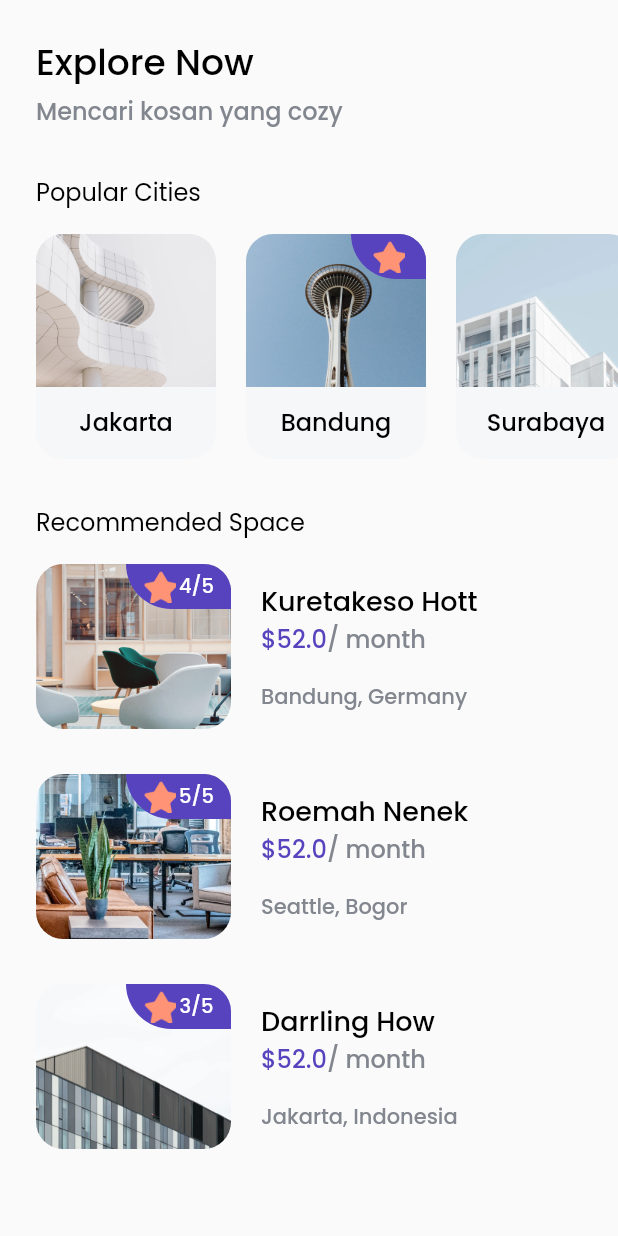
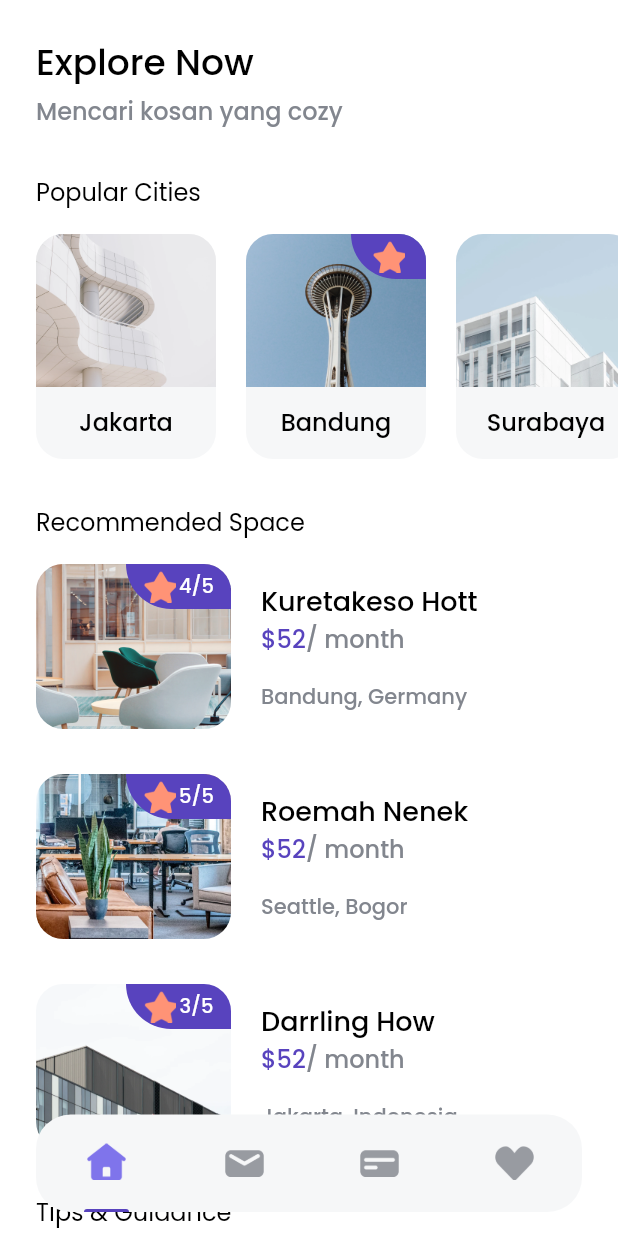
Before and after one commit to raeiverse/cozy_house, a Flutter app: the screen it shows after launch, after a tap on "Explore Now", on a phone screen of 412 x 824 dp. Run offline on Flutter 3.47's test engine with Material 2 defaults, Android fonts, the phone set to English and light mode, and no system bars; our stand-ins replace google_fonts.

Commit message:
Updated 07/06/2023

```diff
--- a/lib/models/space.dart
+++ b/lib/models/space.dart
@@ -2,7 +2,7 @@ class Space {
   int id;
   String name;
   String imageUrl;
-  double price;
+  int price;
   String city;
   String country;
   int rating;
--- /dev/null
+++ b/lib/models/tips.dart
@@ -0,0 +1,13 @@
+class Tips {
+  int id;
+  String title;
+  String imageUrl;
+  String updatedAt;
+
+  Tips({
+    required this.id,
+    required this.title,
+    required this.imageUrl,
+    required this.updatedAt,
+  });
+}
--- a/lib/pages/homepage.dart
+++ b/lib/pages/homepage.dart
@@ -1,8 +1,11 @@
 import 'package:cozy_house/models/city.dart';
 import 'package:cozy_house/models/space.dart';
+import 'package:cozy_house/models/tips.dart';
 import 'package:cozy_house/theme.dart';
+import 'package:cozy_house/widgets/buttonnavbaritem.dart';
 import 'package:cozy_house/widgets/citycard.dart';
 import 'package:cozy_house/widgets/spacecard.dart';
+import 'package:cozy_house/widgets/tipscard.dart';
 import 'package:flutter/material.dart';
 
 class HomePage extends StatelessWidget {
@@ -11,6 +14,7 @@ class HomePage extends StatelessWidget {
   @override
   Widget build(BuildContext context) {
     return Scaffold(
+      backgroundColor: WhiteColor,
       body: SafeArea(
         bottom: false,
         child: ListView(
@@ -134,9 +138,81 @@ class HomePage extends StatelessWidget {
                 ],
               ),
             ),
+            SizedBox(height: 30),
+            // TIPS AND GUIDANCE ===>
+            Padding(
+              padding: EdgeInsets.only(left: edge),
+              child: Text(
+                'Tips & Guidance',
+                style: RegularTextStyle.copyWith(
+                  fontSize: 16,
+                ),
+              ),
+            ),
+            SizedBox(height: 16),
+            Padding(
+              padding: EdgeInsets.only(
+                left: edge,
+                right: edge,
+                bottom: edge,
+              ),
+              child: Column(
+                children: [
+                  TipsCard(
+                    Tips(
+                      id: 1,
+                      title: 'City Guideliness',
+                      imageUrl: 'assets/images/tips_1.png',
+                      updatedAt: 'Updated 20 Apr',
+                    ),
+                  ),
+                  TipsCard(
+                    Tips(
+                      id: 2,
+                      title: 'Jakarta Fairship',
+                      imageUrl: 'assets/images/tips_2.png',
+                      updatedAt: 'Updated 11 Dec',
+                    ),
+                  ),
+                ],
+              ),
+            ),
+            SizedBox(height: 50),
           ],
         ),
       ),
+      floatingActionButton: // BUTTON NAVIGATION ===>
+          Container(
+        height: 65,
+        width: MediaQuery.of(context).size.width - (2 * edge),
+        margin: EdgeInsets.symmetric(horizontal: edge),
+        decoration: BoxDecoration(
+          color: Color(0xffF6F7F8),
+          borderRadius: BorderRadius.circular(23),
+        ),
+        child: Row(
+          mainAxisAlignment: MainAxisAlignment.spaceAround,
+          children: [
+            ButtonNavbarItem(
+              'assets/images/icon_home.png',
+              true,
+            ),
+            ButtonNavbarItem(
+              'assets/images/icon_mail.png',
+              false,
+            ),
+            ButtonNavbarItem(
+              'assets/images/icon_card.png',
+              false,
+            ),
+            ButtonNavbarItem(
+              'assets/images/icon_love.png',
+              false,
+            ),
+          ],
+        ),
+      ),
+      floatingActionButtonLocation: FloatingActionButtonLocation.centerFloat,
     );
   }
 }
--- a/lib/pages/splashpage.dart
+++ b/lib/pages/splashpage.dart
@@ -8,6 +8,7 @@ class SplashPage extends StatelessWidget {
   @override
   Widget build(BuildContext context) {
     return Scaffold(
+      backgroundColor: WhiteColor,
       body: SafeArea(
         bottom: false,
         child: Stack(
--- /dev/null
+++ b/lib/widgets/buttonnavbaritem.dart
@@ -0,0 +1,35 @@
+import 'package:cozy_house/theme.dart';
+import 'package:flutter/material.dart';
+
+class ButtonNavbarItem extends StatelessWidget {
+  final String imageUrl;
+  final bool isActive;
+  ButtonNavbarItem(this.imageUrl, this.isActive);
+
+  @override
+  Widget build(BuildContext context) {
+    return Column(
+      children: [
+        Spacer(),
+        Image.asset(
+          this.imageUrl,
+          width: 26,
+          height: 26,
+        ),
+        Spacer(),
+        isActive
+            ? Container(
+                width: 30,
+                height: 2,
+                decoration: BoxDecoration(
+                  color: PurpleColor,
+                  borderRadius: BorderRadius.vertical(
+                    top: Radius.circular(1000),
+                  ),
+                ),
+              )
+            : Container(),
+      ],
+    );
+  }
+}
--- a/lib/widgets/spacecard.dart
+++ b/lib/widgets/spacecard.dart
@@ -1,4 +1,5 @@
 import 'package:cozy_house/models/space.dart';
+import 'package:cozy_house/pages/detailpage.dart';
 import 'package:flutter/material.dart';
 
 import '../theme.dart';
@@ -9,7 +10,16 @@ class SpaceCard extends StatelessWidget {
 
   @override
   Widget build(BuildContext context) {
-    return Row(
+    return InkWell(
+      onTap: () {
+        Navigator.push(
+          context,
+          MaterialPageRoute(
+            builder: (context) => DetailPage(),
+          ),
+        );
+      },
+      child: Row(
         children: [
           ClipRRect(
             borderRadius: BorderRadius.all(
@@ -96,6 +106,7 @@ class SpaceCard extends StatelessWidget {
             ],
           ),
         ],
+      ),
     );
   }
 }
--- /dev/null
+++ b/lib/widgets/tipscard.dart
@@ -0,0 +1,51 @@
+import 'package:cozy_house/models/tips.dart';
+import 'package:cozy_house/theme.dart';
+import 'package:flutter/material.dart';
+
+class TipsCard extends StatelessWidget {
+  final Tips tips;
+  TipsCard(this.tips);
+
+  @override
+  Widget build(BuildContext context) {
+    return Padding(
+      padding: const EdgeInsets.only(bottom: 20),
+      child: Row(
+        children: [
+          Image.asset(
+            tips.imageUrl,
+            width: 80,
+            height: 80,
+          ),
+          SizedBox(width: 16),
+          Column(
+            crossAxisAlignment: CrossAxisAlignment.start,
+            children: [
+              Text(
+                tips.title,
+                style: BlackTextStyle.copyWith(
+                  fontSize: 18,
+                ),
+              ),
+              SizedBox(height: 4),
+              Text(
+                tips.updatedAt,
+                style: GreyTextStyle.copyWith(
+                  fontSize: 14,
+                ),
+              ),
+            ],
+          ),
+          Spacer(),
+          IconButton(
+            onPressed: () {},
+            icon: Icon(
+              Icons.chevron_right,
+              color: GreyColor,
+            ),
+          ),
+        ],
+      ),
+    );
+  }
+}
--- a/pubspec.yaml
+++ b/pubspec.yaml
@@ -35,6 +35,7 @@ dependencies:
   # Use with the CupertinoIcons class for iOS style icons.
   cupertino_icons: ^1.0.2
   google_fonts: ^5.1.0
+  url_launcher: ^6.1.11
 
 dev_dependencies:
   flutter_test:
```
Also changed, not shown: lib/pages/detailpage.dart (added, +326 -0 lines), lib/widgets/facilityitem.dart (added, +48 -0 lines), assets/images/icon_card.png (added), assets/images/icon_home.png (added), assets/images/icon_love.png (added), assets/images/icon_mail.png (added), pubspec.lock, 5 other files. Lines whose indentation alone changed are shown as unchanged.
